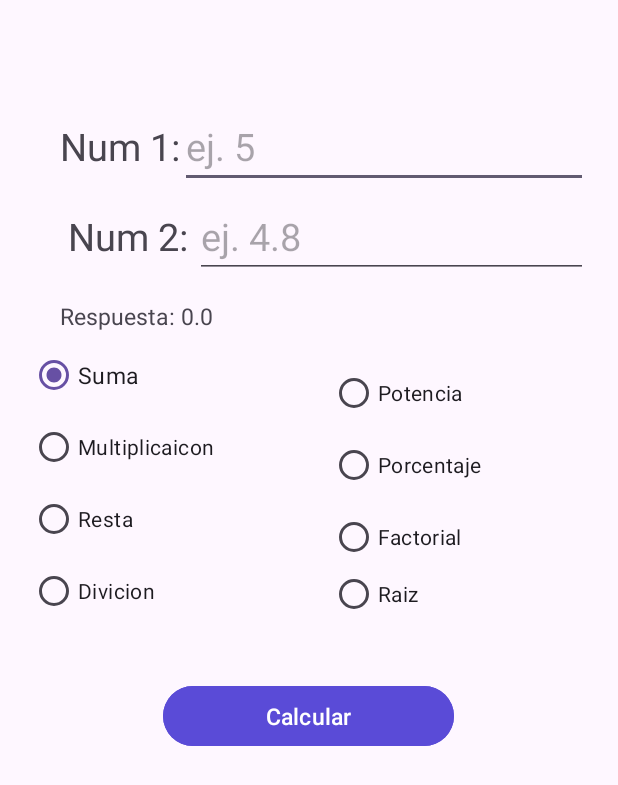
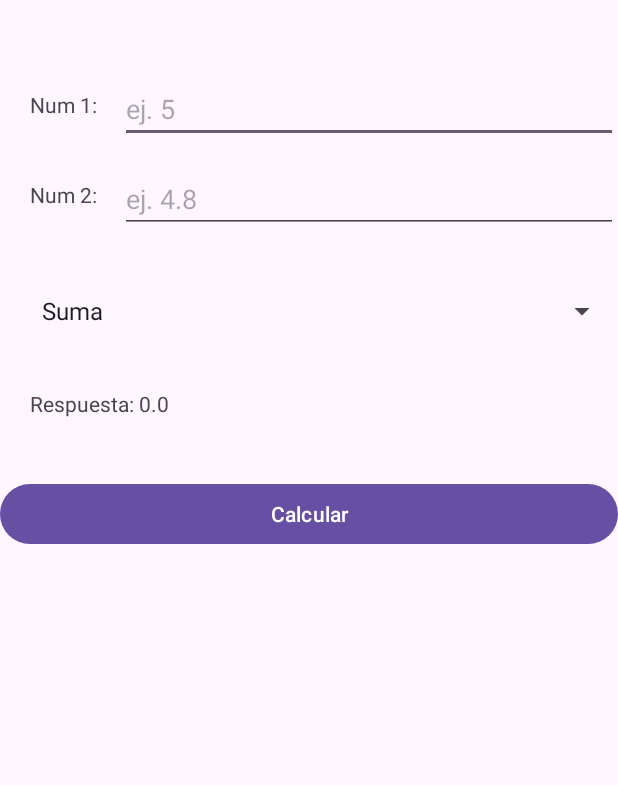
Before and after one commit to marlon-cruz/prograII-semi-2025, an Android app: the screen it shows after launch (MainActivity), after a tap on "Calcular", on a phone screen of 412 x 824 dp. Shown: the top 785 px of the screen. Run offline under Robolectric (Android 15) with nearby library versions, the phone set to English and light mode, and no system bars; 2 statements that could not run were skipped.

Commit message:
Uso del spinner en la calculadora agregando potencia,porcentaje,raiz y factorial

```diff
--- a/app/src/main/java/com/example/miprimeraaplicacion/MainActivity.java
+++ b/app/src/main/java/com/example/miprimeraaplicacion/MainActivity.java
@@ -4,6 +4,7 @@ import android.os.Bundle;
 import android.view.View;
 import android.widget.Button;
 import android.widget.RadioGroup;
+import android.widget.Spinner;
 import android.widget.TextView;
 
 import androidx.appcompat.app.AppCompatActivity;
@@ -11,8 +12,7 @@ import androidx.appcompat.app.AppCompatActivity;
 public class MainActivity extends AppCompatActivity {
     Button btn;
     TextView tempVal;
-     RadioGroup rdg;
-
+    Spinner spn;
     @Override
     protected void onCreate(Bundle savedInstanceState) {
         super.onCreate(savedInstanceState);
@@ -20,64 +20,47 @@ public class MainActivity extends AppCompatActivity {
 
         btn = findViewById(R.id.btnCalcular);
         btn.setOnClickListener(new View.OnClickListener() {
-
-
             @Override
             public void onClick(View v) {
-                try {
+                tempVal = findViewById(R.id.txtNum1);
+                double num1 = Double.parseDouble(tempVal.getText().toString());
 
-                    tempVal = findViewById(R.id.txtNum1);
-                    double num1 = 0;
+                tempVal = findViewById(R.id.txtNum2);
+                double num2 = Double.parseDouble(tempVal.getText().toString());
 
-                    if (tempVal.getText().toString().isEmpty()){
-                        num1 = 0;
-                    }else {
-                        num1 = Double.parseDouble(tempVal.getText().toString());
-                    }
+                double respuesta = 0.0;
 
-                    tempVal = findViewById(R.id.txtNum2);
-                    double num2 = 0;
-                    double respuesta = 0;
+                spn = findViewById(R.id.spnOpciones);
+                switch (spn.getSelectedItemPosition()){
+                    case 0:
+                        respuesta = num1 + num2;
+                        break;
+                    case 1:
+                        respuesta = num1 - num2;
+                        break;
+                    case 2:
+                        respuesta = num1 * num2;
+                        break;
+                    case 3:
+                        respuesta = num1 / num2;
+                        break;
+                    case 4:
+                        respuesta = Math.pow(num1, num2);
+                        break;
+                    case 5:
+                        respuesta = (num1 / num2) * 100;
+                        break;
+                    case 6:
+                        respuesta = calcularRaiz(num1,num2);
+                        break;
+                    case 7:
+                        respuesta = factorial((int)num1);
 
-                    if (tempVal.getText().toString().isEmpty()){
-                        num2 = 0;
-                    }else {
-                        num2 = Double.parseDouble(tempVal.getText().toString());
-                    }
-
-
-
-                    tempVal = findViewById(R.id.lblRespuesta);
-                    rdg = findViewById(R.id.radioBtn);
-
-                    if (rdg.getCheckedRadioButtonId() == R.id.radio_suma) {
-                        respuesta = num1 + num2;
-                    } else if (rdg.getCheckedRadioButtonId() == R.id.radio_multiplicacion) {
-                        respuesta = num1 * num2;
-                    } else if (rdg.getCheckedRadioButtonId() == R.id.radio_resta) {
-                        respuesta = num1 - num2;
-                    } else if (rdg.getCheckedRadioButtonId() == R.id.radio_divicion) {
-                        respuesta = num1 / num2;
-                    }
-                    //aqui comienza la segunda parte
-                    else if (rdg.getCheckedRadioButtonId() == R.id.radio_potencia) {
-                        respuesta = Math.pow(num1, num2);
-                    } else if (rdg.getCheckedRadioButtonId() == R.id.radio_porcentaje) {
-                        respuesta = (num1 / num2) * 100;
-                    } else if (rdg.getCheckedRadioButtonId() == R.id.radio_raiz) {
-                        respuesta = calcularRaiz(num1,num2);
-                    } else if (rdg.getCheckedRadioButtonId() == R.id.radio_factorial) {
-                        respuesta = factorial((int)num1);
-                    }
-
-                    tempVal.setText("Respuesta: " + respuesta);
-
-
-                } catch (Exception e) {
-                    throw new RuntimeException(e);
+                        break;
                 }
+                tempVal = findViewById(R.id.lblRespuesta);
+                tempVal.setText("Respuesta: "+ respuesta);
             }
-
         });
 
     }
--- a/app/src/main/res/layout/activity_main.xml
+++ b/app/src/main/res/layout/activity_main.xml
@@ -5,133 +5,63 @@
     android:id="@+id/main"
     android:layout_width="match_parent"
     android:layout_height="match_parent"
-    android:padding="20dp"
     tools:context=".MainActivity">
 
     <TextView
         android:id="@+id/lblNum1"
-        android:text="@string/num_1"
-        android:textSize="25sp"
+        android:text="Num 1:"
         android:layout_marginTop="60dp"
-        android:layout_marginStart="20dp"
+        android:layout_marginLeft="20dp"
         android:layout_width="wrap_content"
         android:layout_height="wrap_content"/>
 
     <EditText
         android:id="@+id/txtNum1"
-        android:hint="@string/ej_5"
-        android:textSize="25sp"
+        android:hint="ej. 5"
         android:layout_marginTop="50dp"
-        android:layout_marginStart="100dp"
+        android:layout_marginLeft="80dp"
         android:layout_width="match_parent"
         android:layout_height="wrap_content"/>
 
     <TextView
         android:id="@+id/lblNum2"
-        android:text="@string/num_2"
-        android:textSize="25sp"
+        android:text="Num 2:"
         android:layout_marginTop="120dp"
-        android:layout_marginStart="25dp"
+        android:layout_marginLeft="20dp"
         android:layout_width="wrap_content"
         android:layout_height="wrap_content"/>
 
     <EditText
         android:id="@+id/txtNum2"
-        android:hint="@string/ej_4_8"
-        android:textSize="25sp"
+        android:hint="ej. 4.8"
         android:layout_marginTop="110dp"
-        android:layout_marginStart="110dp"
+        android:layout_marginLeft="80dp"
+        android:layout_width="match_parent"
+        android:layout_height="wrap_content"/>
+
+    <Spinner
+        android:id="@+id/spnOpciones"
+        android:layout_below="@id/txtNum2"
+        android:entries="@array/opciones"
+        android:layout_marginTop="40dp"
+        android:layout_marginLeft="20dp"
         android:layout_width="match_parent"
         android:layout_height="wrap_content"/>
 
     <TextView
-
-        android:textSize="15sp"
         android:id="@+id/lblRespuesta"
-        android:layout_marginTop="180dp"
-        android:layout_marginStart="20dp"
-        android:text="@string/respuesta"
+        android:layout_below="@id/spnOpciones"
+        android:layout_marginTop="40dp"
+        android:layout_marginLeft="20dp"
+        android:text="Respuesta: ?"
         android:layout_width="wrap_content"
         android:layout_height="wrap_content"/>
 
-
-    <RadioGroup
-        android:id="@+id/radioBtn"
-        android:layout_width="375dp"
-        android:layout_height="386dp"
-        android:layout_alignTop="@+id/lblRespuesta"
-        android:layout_marginTop="26dp"
-        android:layout_marginBottom="20dp"
-        android:orientation="vertical"
-        >
-
-        <RadioButton
-            android:id="@+id/radio_suma"
-            android:layout_width="132dp"
-            android:layout_height="wrap_content"
-            android:checked="true"
-            android:text="@string/suma"
-            android:textSize="15sp" />
-
-        <RadioButton
-            android:id="@+id/radio_multiplicacion"
-            android:layout_width="wrap_content"
-            android:layout_height="wrap_content"
-            android:text="@string/multiplicaicon" />
-
-        <RadioButton
-            android:id="@+id/radio_resta"
-            android:layout_width="wrap_content"
-            android:layout_height="wrap_content"
-            android:text="@string/resta" />
-
-        <RadioButton
-            android:id="@+id/radio_divicion"
-            android:layout_width="wrap_content"
-            android:layout_height="wrap_content"
-            android:text="@string/divicion" />
-
-        <RadioButton
-            android:id="@+id/radio_potencia"
-            android:layout_width="wrap_content"
-            android:layout_height="wrap_content"
-            android:layout_marginStart="200dp"
-            android:layout_marginTop="-180dp"
-            android:text="@string/potencia" />
-
-        <RadioButton
-            android:id="@+id/radio_porcentaje"
-            android:layout_width="wrap_content"
-            android:layout_height="wrap_content"
-            android:layout_marginStart="200dp"
-            android:text="@string/Porcentaje" />
-        <RadioButton
-            android:id="@+id/radio_factorial"
-            android:layout_width="wrap_content"
-            android:layout_height="wrap_content"
-            android:layout_marginStart="200dp"
-            android:text="@string/Factorial" />
-
-        <RadioButton
-            android:id="@+id/radio_raiz"
-            android:layout_width="wrap_content"
-            android:layout_height="28dp"
-            android:backgroundTint="@color/btn"
-            android:layout_marginStart="200dp"
-            android:text="@string/Raiz_cuadrada" />
-
-
-    </RadioGroup>
-
     <Button
         android:id="@+id/btnCalcular"
-        android:layout_width="194dp"
-        android:layout_height="wrap_content"
-        android:layout_alignBottom="@+id/lblRespuesta"
-        android:layout_centerHorizontal="true"
-        android:layout_marginBottom="-280dp"
-        android:backgroundTint="#5A4BD7"
-        android:text="@string/calcular"
-        android:textSize="15sp" />
-
+        android:layout_below="@id/lblRespuesta"
+        android:layout_marginTop="40dp"
+        android:text="Calcular"
+        android:layout_width="match_parent"
+        android:layout_height="wrap_content"/>
 </RelativeLayout>
--- a/app/src/main/res/values/strings.xml
+++ b/app/src/main/res/values/strings.xml
@@ -1,18 +1,13 @@
 <resources>
     <string name="app_name">miPrimeraAplicacion</string>
-    <string name="hola">Hola mundo</string>
-    <string name="calcular">Calcular</string>
-    <string name="respuesta">Respuesta: ?</string>
-    <string name="ej_4_8">ej. 4.8</string>
-    <string name="num_2">Num 2:</string>
-    <string name="ej_5">ej. 5</string>
-    <string name="num_1">Num 1:</string>
-    <string name="suma">Suma</string>
-    <string name="multiplicaicon">Multiplicaicon</string>
-    <string name="resta">Resta</string>
-    <string name="divicion">Divicion</string>
-    <string name="potencia">Potencia</string>
-    <string name="Porcentaje">Porcentaje</string>
-    <string name="Raiz_cuadrada">Raiz</string>
-    <string name="Factorial">Factorial</string>
+    <string-array name="opciones">
+        <item>Suma</item>
+        <item>Resta</item>
+        <item>Multiplicacion</item>
+        <item>potencia</item>
+        <item>Porcentaje</item>
+        <item>Raiz</item>
+        <item>factorial</item>
+
+    </string-array>
 </resources>
```
